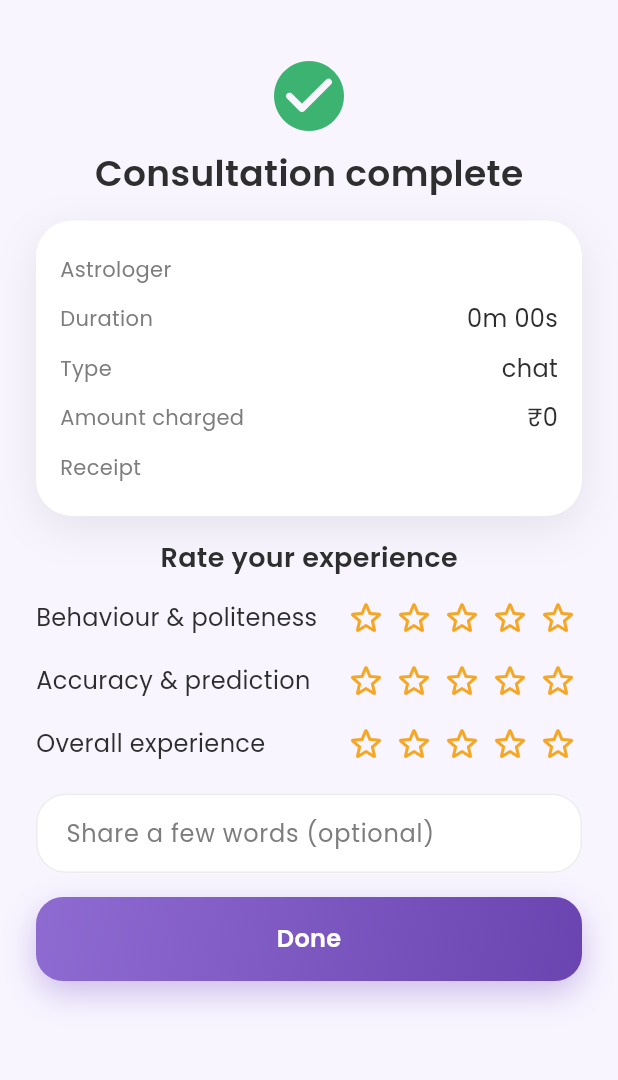
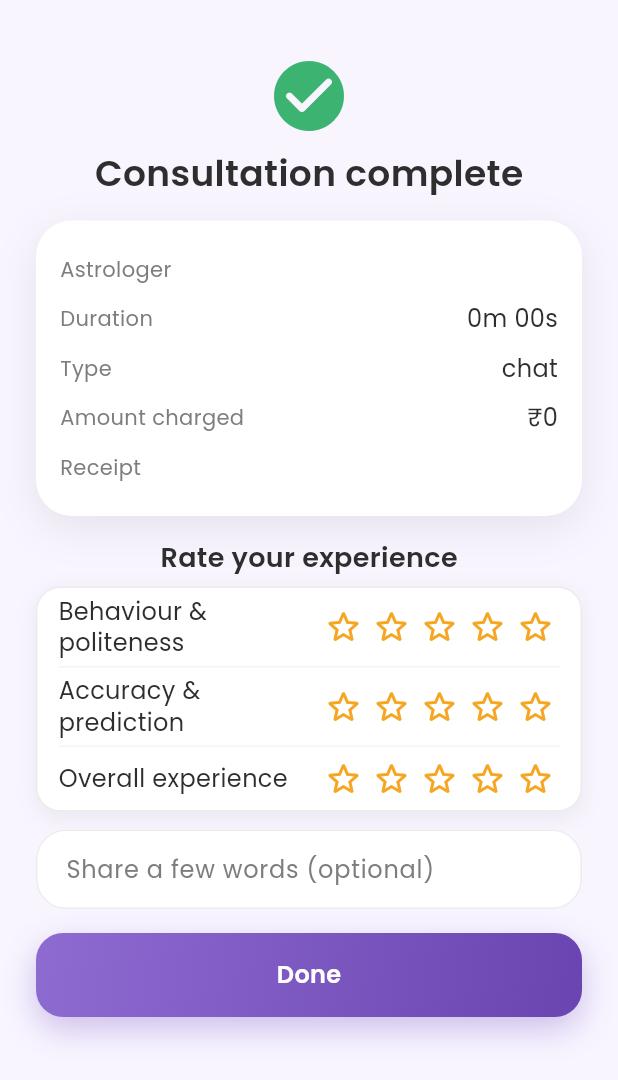
Before and after one commit to aaddrriisshh-dev/Asktro, a Flutter app: the _ConsultationEndScreen screen opened directly with empty values, on a phone screen of 412 x 824 dp. Shown: the top 1080 px of the screen. Run offline on Flutter 3.47's test engine with Material 3 defaults, Android fonts, the phone set to English and light mode, and no system bars; our stand-ins replace cloud_firestore, cloud_functions, connectivity_plus, equatable, firebase_analytics, firebase_auth and 11 more; missing offline and left inert: firebase_app_check, razorpay_flutter; accounts and stored records are empty.

Commit message:
Launch icon on lavender; richer chat name-card; boxed 3-part feedback
- Icon: recolor adaptive background #210035 (near-black) -> #F5F2FF and
  paint the transparent logo foreground on the lavender splash, so the
  load icon no longer sits on a black square.
- Name-card: lavender panel, 'Asktro Verified' pill, and three stat chips
  (Experience / Sessions / Rating) instead of a plain text line.
- End-of-chat feedback: wrap the three star rows in a bordered card with
  dividers so each dimension reads as its own segment.

Co-Authored-By: Claude Opus 4.8 <noreply@anthropic.com>
Claude-Session: https://claude.ai/code/session_01WRrriC1w7QS5YfDnWvnAQM

```diff
--- a/apps/customer/lib/features/consultation/consultation_end.dart
+++ b/apps/customer/lib/features/consultation/consultation_end.dart
@@ -117,9 +117,24 @@ class _ConsultationEndScreenState extends ConsumerState<_ConsultationEndScreen>
               const SizedBox(height: AppSpacing.lg),
               Text('Rate your experience', style: AppTypography.subtitle),
               const SizedBox(height: AppSpacing.sm),
-              _ratingRow('Behaviour & politeness', _behavior, (v) => setState(() => _behavior = v)),
-              _ratingRow('Accuracy & prediction', _accuracy, (v) => setState(() => _accuracy = v)),
-              _ratingRow('Overall experience', _overall, (v) => setState(() => _overall = v)),
+              Container(
+                decoration: BoxDecoration(
+                  color: AppColors.card,
+                  borderRadius: BorderRadius.circular(16),
+                  border: Border.all(color: AppColors.border),
+                  boxShadow: AppShadows.soft,
+                ),
+                padding: const EdgeInsets.symmetric(horizontal: 14),
+                child: Column(
+                  children: [
+                    _ratingRow('Behaviour & politeness', _behavior, (v) => setState(() => _behavior = v)),
+                    Divider(height: 1, color: AppColors.border.withValues(alpha: 0.6)),
+                    _ratingRow('Accuracy & prediction', _accuracy, (v) => setState(() => _accuracy = v)),
+                    Divider(height: 1, color: AppColors.border.withValues(alpha: 0.6)),
+                    _ratingRow('Overall experience', _overall, (v) => setState(() => _overall = v)),
+                  ],
+                ),
+              ),
               const SizedBox(height: AppSpacing.md),
               TextField(
                 controller: _review,
```
Also changed, not shown: apps/customer/lib/features/consultation/chat_consultation_screen.dart (+71 -34 lines), 3 other files.
